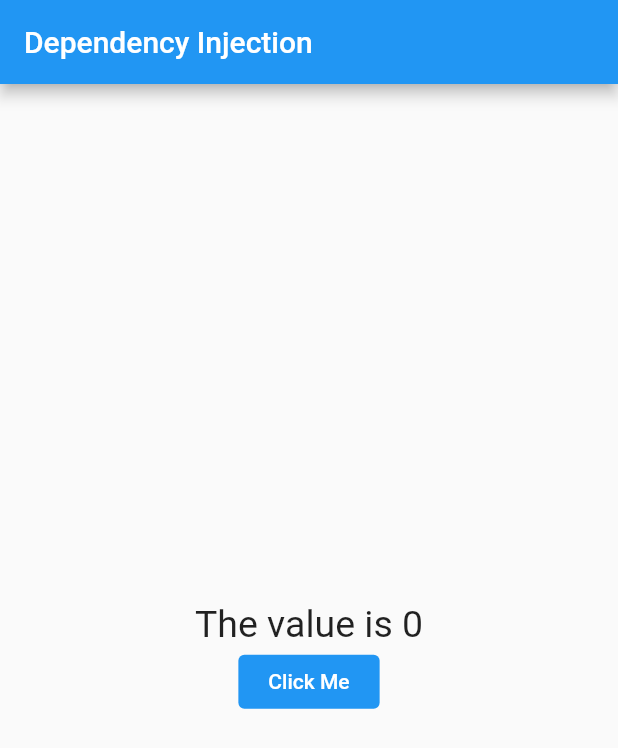
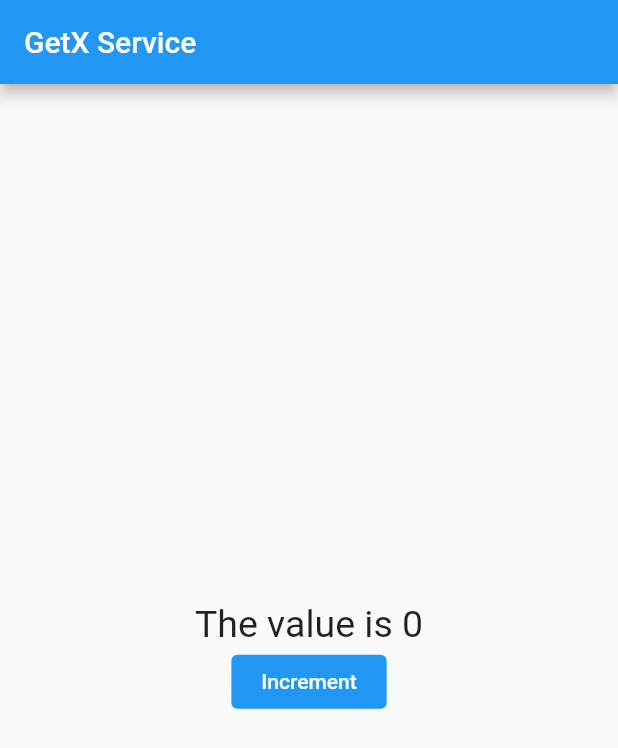
Before and after one commit to shubham3135/FlutterStateManagementGetX, a Flutter app: the screen it shows after launch, on a phone screen of 412 x 824 dp. Shown: the top 748 px of the screen. Run offline on Flutter 3.47's test engine with Material 2 defaults, Android fonts, the phone set to English and light mode, and no system bars; our stand-ins replace get, shared_preferences.

Commit message:
GetX Service and SharedPreferences is also used

```diff
--- a/lib/main.dart
+++ b/lib/main.dart
@@ -1,40 +1,30 @@
 import 'package:flutter/cupertino.dart';
 import 'package:flutter/material.dart';
 import 'package:get/get.dart';
-import 'package:get_x/my_controller.dart';
+import 'package:get_x/service.dart';
 
-void main() {
+Future<void> main() async {
+  await initServices();
   runApp(MyApp());
+}
+
+Future<void> initServices() async {
+  print('starting services...');
+  await Get.putAsync<Service>(() async => await Service());
+  print('All services started...');
 }
 
 class MyApp extends StatelessWidget {
   @override
   Widget build(BuildContext context) {
-    // My Controller instance will be created even if it is not used
-    // tag will be used to find the instance with tag name
-    // Controller disposed when it is not used
-    // but if permanent is true the instance will be alive throughout the app
-    // MyController myController = Get.put(MyController(), tag: 'instance1', permanent: true);
-
-    //Instance will be created when it is used
-    //It is similar to 'permanent', the difference is that the instance
-    //is discarded when is not being used,
-    //but when it's use is needed again, Get will recreate the instance
-    // Get.lazyPut(() => MyController(), tag: 'instance1', fenix: true);
-
-    Get.putAsync<MyController>(() async => await MyController());
-
-    //Here permanent will be true by default and isSingleton is false
-    // Get.create<MyController>(() => MyController());
-
     return GetMaterialApp(
-      title: 'Dependency Injection',
+      title: 'GetX Service',
       theme: ThemeData(
         primarySwatch: Colors.blue,
       ),
       home: Scaffold(
         appBar: AppBar(
-          title: Text('Dependency Injection'),
+          title: Text('GetX Service'),
         ),
         body: Center(
           child: Column(
@@ -42,33 +32,17 @@ class MyApp extends StatelessWidget {
             crossAxisAlignment: CrossAxisAlignment.center,
             children: [
               /**
-               * Dependency Injection
+               * GetX Service
                */
-              GetBuilder<MyController>(
-                // If instance of controller not created at top
-                init: MyController(),
-                builder: (controller) {
-                  return Text(
-                    // 'The value is ${myController.count}',
-                    // If instance of controller not created at top
-                    'The value is ${controller.counter ?? 0}',
-                    style: TextStyle(fontSize: 25),
-                  );
-                },
+              Text(
+                'The value is ${Get.find<Service>().counter ?? 0}',
+                style: TextStyle(fontSize: 25),
               ),
               TextButton(
                 onPressed: () {
-                  //Instance will be created with tag
-                  // Get.find<MyController>(tag: 'instance');
-
-                  //Find instance
-                  // Get.find<MyController>();
-                  Get.find<MyController>().incrementCounter();
-
-                  //Find instance with tag
-                  // Get.find<MyController>(tag: 'instance1');
+                  Get.find<Service>().incrementCounter();
                 },
-                child: Text('Click Me'),
+                child: Text('Increment'),
                 style: TextButton.styleFrom(
                   primary: Colors.white,
                   backgroundColor: Colors.blue,
```
Also changed, not shown: lib/service.dart (added, +20 -0 lines).
